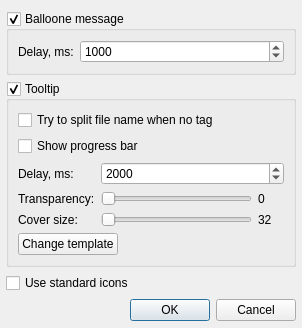
The window that src/plugins/General/statusicon/settingsdialog.ui (ksv1986/qmmp-staging) describes before a commit, drawn with Qt 5.
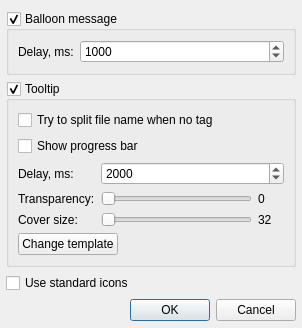
The same window after the commit.

What changed in the file:
```diff
--- a/src/plugins/General/statusicon/settingsdialog.ui
+++ b/src/plugins/General/statusicon/settingsdialog.ui
@@ -7,7 +7,7 @@
     <x>0</x>
     <y>0</y>
     <width>302</width>
-    <height>322</height>
+    <height>321</height>
    </rect>
   </property>
   <property name="windowTitle">
@@ -26,7 +26,7 @@
    <item row="0" column="0" colspan="2">
     <widget class="QGroupBox" name="messageGroupBox">
      <property name="title">
-      <string>Balloone message</string>
+      <string>Balloon message</string>
      </property>
      <property name="checkable">
       <bool>true</bool>
```
